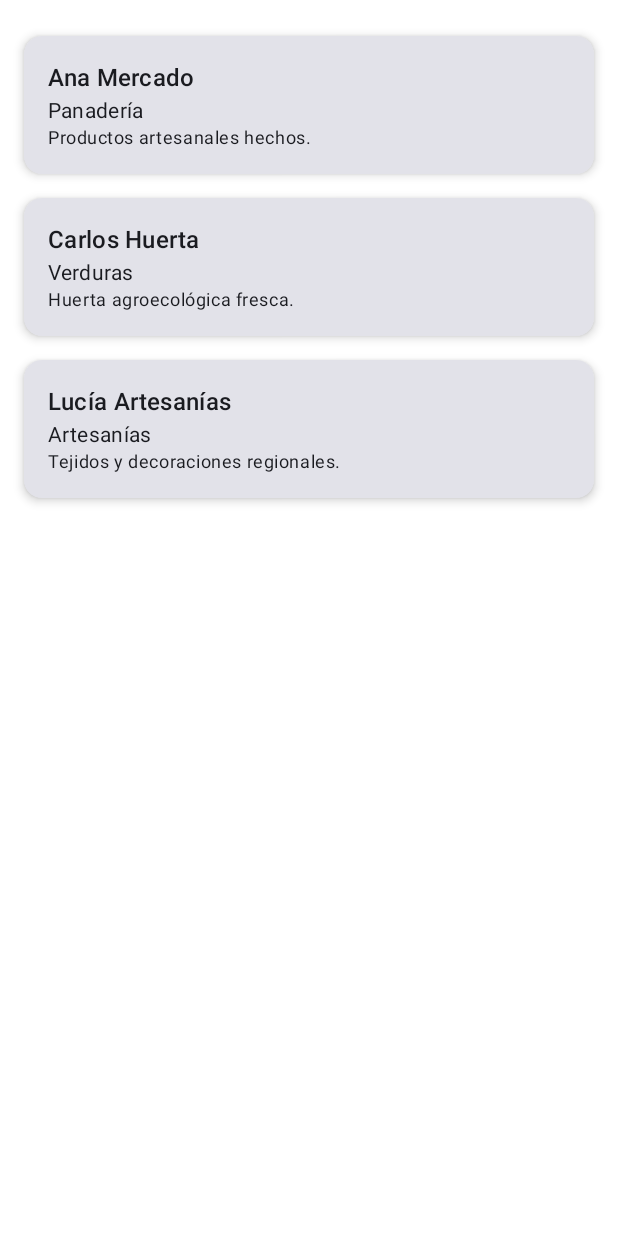
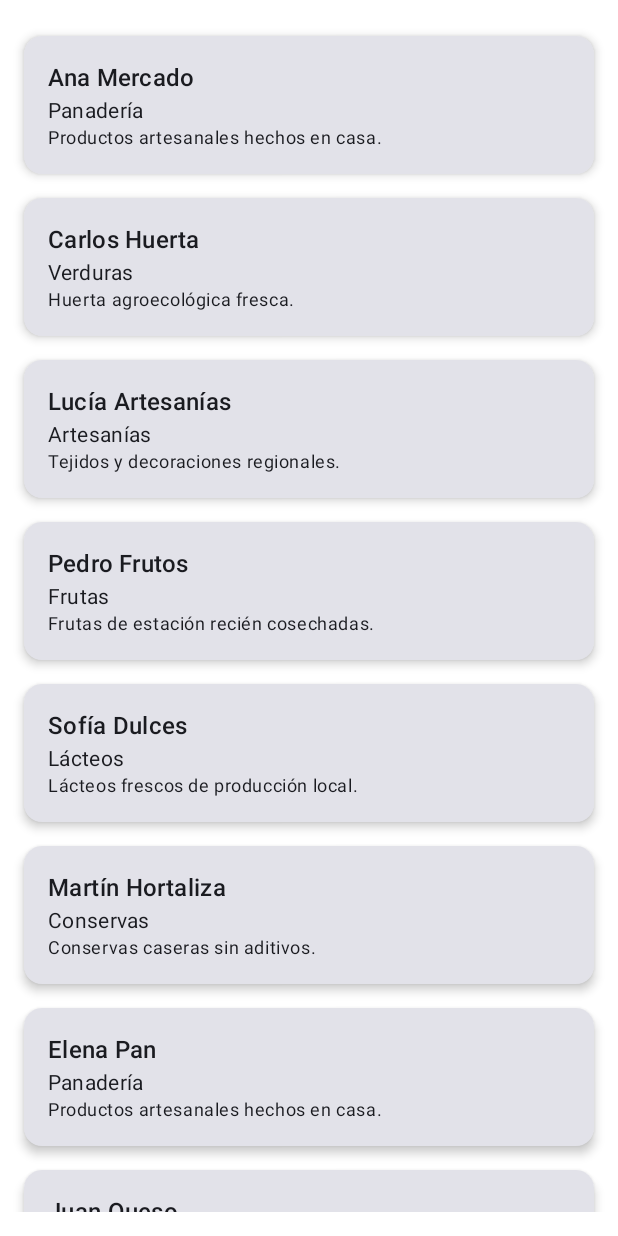
Before and after one commit to JoaBB13/manoslocalesproyecto, an Android app built with Jetpack Compose: the @Preview function HomeScreenPreview, on a phone screen of 412 x 824 dp. Run offline under Robolectric (Android 15) with nearby library versions, the phone set to English and light mode, and no system bars.

Commit message:
Agregue pantallas perfil, producto, home(vendedor, pero esa se va a eliminar)

```diff
--- a/app/src/main/AndroidManifest.xml
+++ b/app/src/main/AndroidManifest.xml
@@ -27,6 +27,9 @@
 
         <activity android:name=".HomeActivity" />
 
+        <activity android:name=".PerfilActivity" />
+
+
 
         <activity
             android:name=".MainActivity"
--- a/app/src/main/java/com/undef/manoslocalesproyecto/HomeScreen.kt
+++ b/app/src/main/java/com/undef/manoslocalesproyecto/HomeScreen.kt
@@ -9,6 +9,7 @@ import androidx.compose.ui.unit.dp
 import androidx.compose.foundation.lazy.LazyColumn
 import androidx.compose.foundation.lazy.items
 import com.undef.manoslocalesproyecto.ui.theme.ManoslocalesproyectoTheme
+
 
 data class Vendedor(
     val id: Int,
@@ -41,14 +42,37 @@ fun HomeScreen(vendedores: List<Vendedor>) {
     }
 }
 
+
+
+
 @Preview(showBackground = true, showSystemUi = true)
 @Composable
 fun HomeScreenPreview() {
-    val vendedoresDeEjemplo = listOf(
-        Vendedor(1, "Ana Mercado", "Panadería", "Productos artesanales hechos."),
-        Vendedor(2, "Carlos Huerta", "Verduras", "Huerta agroecológica fresca."),
-        Vendedor(3, "Lucía Artesanías", "Artesanías", "Tejidos y decoraciones regionales.")
+    val rubros = listOf("Panadería", "Verduras", "Artesanías", "Frutas", "Lácteos", "Conservas")
+    val descripciones = listOf(
+        "Productos artesanales hechos en casa.",
+        "Huerta agroecológica fresca.",
+        "Tejidos y decoraciones regionales.",
+        "Frutas de estación recién cosechadas.",
+        "Lácteos frescos de producción local.",
+        "Conservas caseras sin aditivos."
     )
+    val nombres = listOf(
+        "Ana Mercado", "Carlos Huerta", "Lucía Artesanías", "Pedro Frutos",
+        "Sofía Dulces", "Martín Hortaliza", "Elena Pan", "Juan Queso",
+        "Rosa Tejidos", "Luis Frutas", "Marta Sazón", "Diego Campo",
+        "Paula Feria", "Nico Agro", "Carla Artesana", "Esteban Panadero",
+        "Laura Eco", "Marcos Mercado", "Cecilia Orgánica", "Damián Verde"
+    )
+
+    val vendedoresDeEjemplo = List(20) { index ->
+        Vendedor(
+            id = index + 1,
+            nombre = nombres[index % nombres.size],
+            rubro = rubros[index % rubros.size],
+            descripcion = descripciones[index % descripciones.size]
+        )
+    }
 
     ManoslocalesproyectoTheme {
         HomeScreen(vendedores = vendedoresDeEjemplo)
```
Also changed, not shown: app/src/main/java/com/undef/manoslocalesproyecto/PerfilActivity.kt (added, +33 -0 lines), app/src/main/java/com/undef/manoslocalesproyecto/PerfilScreen.kt (added, +70 -0 lines), app/src/main/java/com/undef/manoslocalesproyecto/ProductActivity.kt (added, +24 -0 lines), app/src/main/java/com/undef/manoslocalesproyecto/ProductScreen.kt (added, +65 -0 lines).
